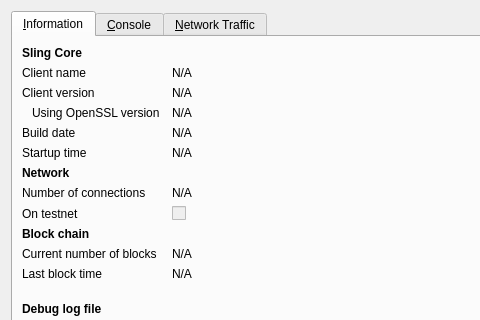
Above: src/qt/forms/rpcconsole.ui from whatisthiseven/difftest before the change; both pictures show x 0 to 480 and y 0 to 320 of the 740 by 450 pixel window. Below: the same form after it.
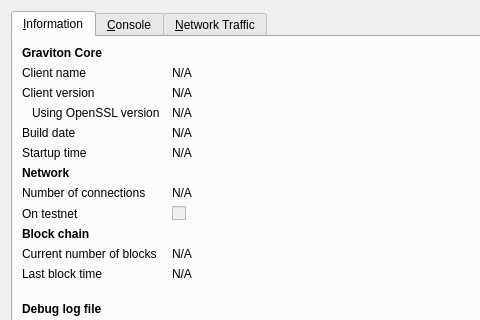
That is the form after the change. Icons and pictures are not drawn. Custom widgets are drawn as their Qt base class.

The edit to the form file:
```diff
--- a/src/qt/forms/rpcconsole.ui
+++ b/src/qt/forms/rpcconsole.ui
@@ -36,7 +36,7 @@
           </font>
          </property>
          <property name="text">
-          <string>Sling Core</string>
+          <string>Graviton Core</string>
          </property>
         </widget>
        </item>
```
Left out of the diff: 6 changed lines with no effect on the pictures.
